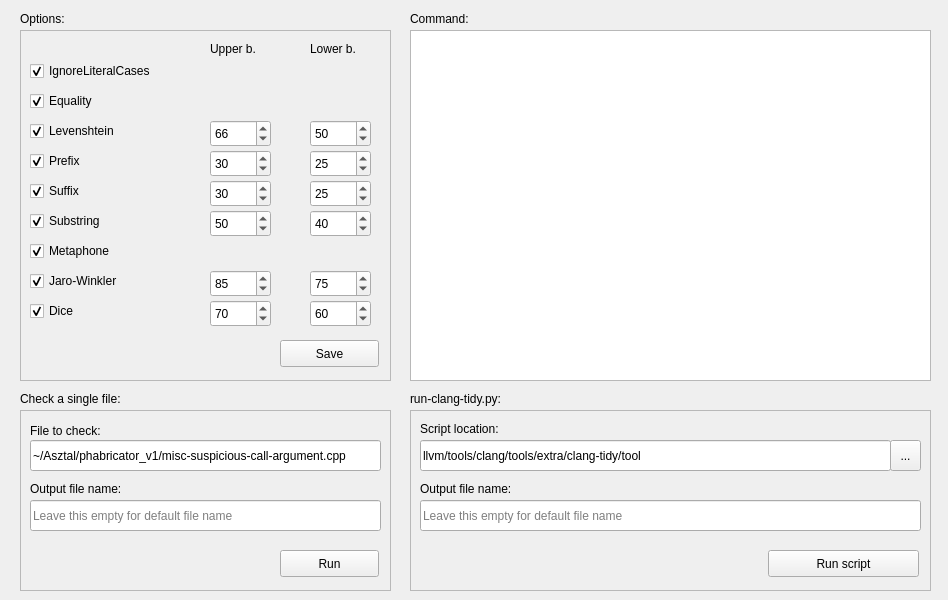
The window that widget.ui (varjujan/SuspiciousCallArgumentConfig) describes before a commit, drawn with Qt 5.
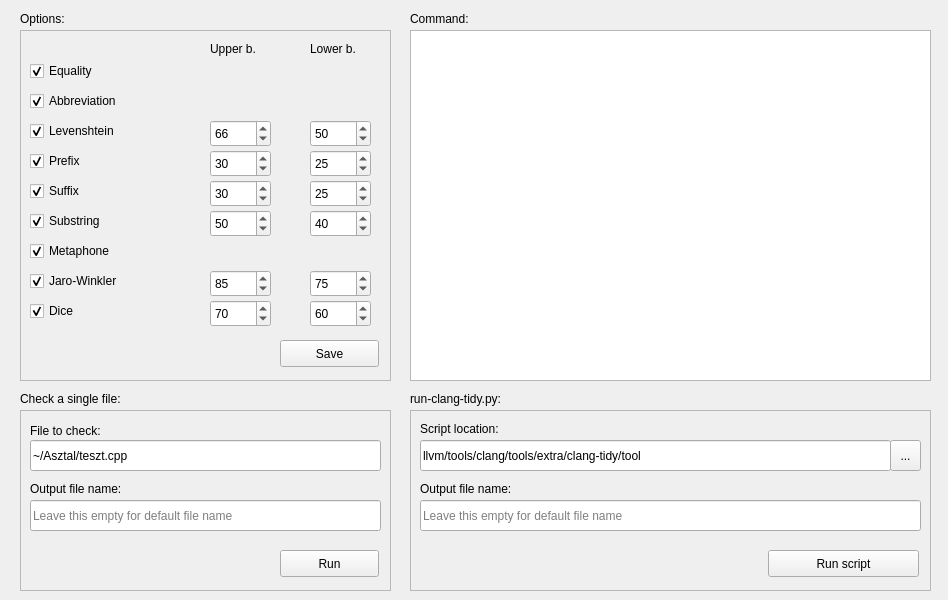
The same window after the commit.

Commit message: Rename IgnoreLit checkbox

What changed in the file:
```diff
--- a/widget.ui
+++ b/widget.ui
@@ -136,7 +136,7 @@
     <property name="geometry">
      <rect>
       <x>10</x>
-      <y>60</y>
+      <y>30</y>
       <width>97</width>
       <height>22</height>
      </rect>
@@ -193,7 +193,7 @@
     <property name="geometry">
      <rect>
       <x>10</x>
-      <y>30</y>
+      <y>60</y>
       <width>161</width>
       <height>22</height>
      </rect>
@@ -202,7 +202,7 @@
      <enum>Qt::LeftToRight</enum>
     </property>
     <property name="text">
-     <string>IgnoreLiteralCases</string>
+     <string>Abbreviation</string>
     </property>
     <property name="checked">
      <bool>true</bool>
@@ -582,7 +582,7 @@
      </rect>
     </property>
     <property name="text">
-     <string>~/Asztal/phabricator_v1/misc-suspicious-call-argument.cpp</string>
+     <string>~/Asztal/teszt.cpp</string>
     </property>
    </widget>
    <widget class="QLabel" name="label">
```
Left out of the diff: 2 changed lines with no effect on the pictures. The commit also changes 2 other files.
